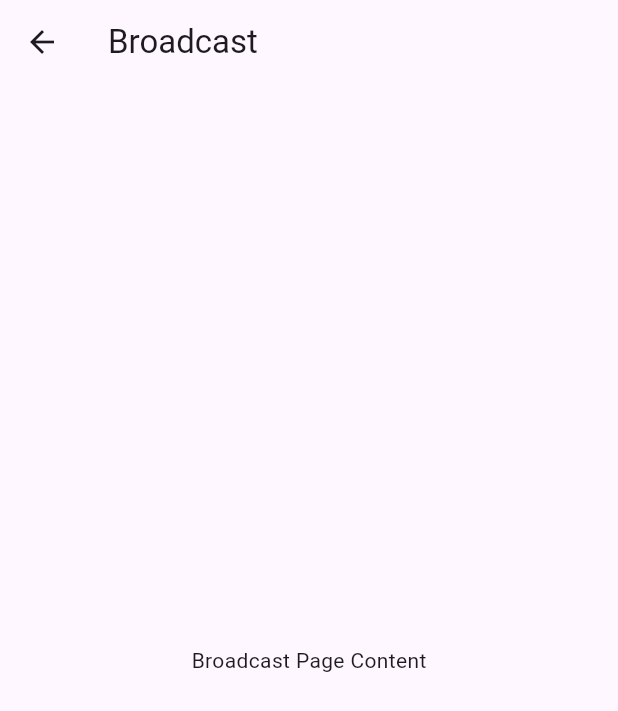
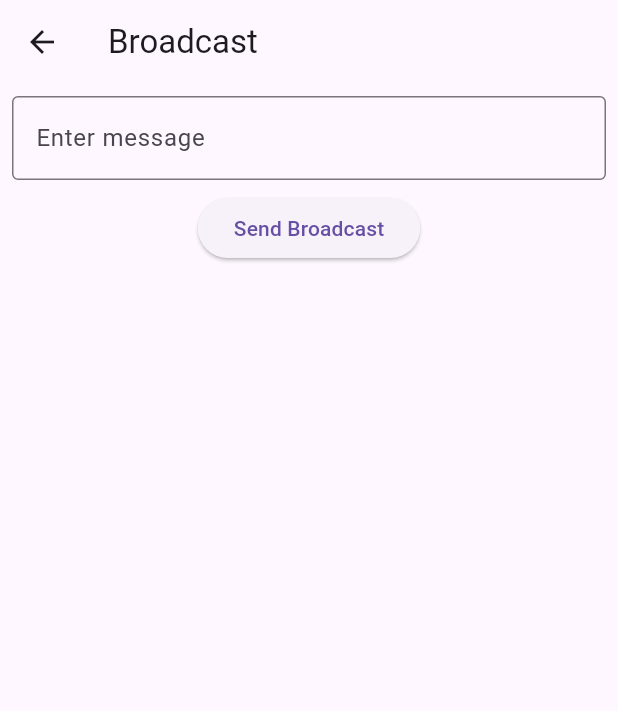
Before and after one commit to NafisRayan/FlutterWorks, a Flutter app: the screen it shows after launch, in the side drawer, after a tap on "Broadcast", on a phone screen of 412 x 824 dp. Shown: the top 711 px of the screen. Run offline on Flutter 3.47's test engine with Material 3 defaults, Android fonts, the phone set to English and light mode, and no system bars; our stand-ins replace battery, cached_network_image, pinch_zoom, video_player; missing offline and left inert: flutter_broadcasts; network calls fail.

Commit message:
all in all

```diff
--- a/hot_player/lib/main.dart
+++ b/hot_player/lib/main.dart
@@ -1,11 +1,12 @@
 import 'package:flutter/material.dart';
 import 'package:cached_network_image/cached_network_image.dart'; // Import the package
 
-import 'pages/broadcast_page.dart';
-import 'pages/battery_percentage_page.dart';
-import 'pages/image_page.dart';
-import 'pages/audio_page.dart';
-import 'pages/video_page.dart';
+import 'package:hot_player/pages/broadcast_page.dart';
+import 'package:hot_player/pages/battery_percentage_page.dart';
+import 'package:hot_player/pages/image_page.dart';
+import 'package:hot_player/pages/audio_page.dart';
+import 'package:hot_player/pages/video_page.dart';
+import 'package:hot_player/pages/display_page.dart';
 
 void main() {
   runApp(const MainApp());
@@ -39,7 +40,7 @@ class HomePage extends StatelessWidget {
               ),
               child: CachedNetworkImage(
                 imageUrl:
-                    'https://i.pinimg.com/originals/f6/d7/17/f6d717e74150053faa708fbea77c39f5.jpg',
+                    'https://th.bing.com/th/id/R.51c4fcd0829ded28d70354ed1574e2d9?rik=QPk4Me48%2fJ35AQ&pid=ImgRaw&r=0',
                 fit: BoxFit.cover,
                 placeholder: (context, url) => CircularProgressIndicator(),
                 errorWidget: (context, url, error) => Icon(Icons.error),
--- a/hot_player/lib/pages/broadcast_page.dart
+++ b/hot_player/lib/pages/broadcast_page.dart
@@ -1,16 +1,118 @@
 // lib/pages/broadcast_page.dart
 
 import 'package:flutter/material.dart';
+import 'package:flutter_broadcasts/flutter_broadcasts.dart'; // Ensure this package is added to your pubspec.yaml
+import 'package:hot_player/pages/display_page.dart'; // Make sure to import DisplayPage
 
-class BroadcastPage extends StatelessWidget {
+class BroadcastPage extends StatefulWidget {
+  @override
+  _BroadcastPageState createState() => _BroadcastPageState();
+}
+
+class _BroadcastPageState extends State<BroadcastPage> {
+  final TextEditingController _messageController = TextEditingController();
+  BroadcastReceiver receiver = BroadcastReceiver(
+    names: <String>[
+      "your.package.name.broadcast_action", // Replace with your actual action name
+    ],
+  );
+
+  @override
+  void initState() {
+    super.initState();
+    receiver.start();
+    receiver.messages.listen((message) {
+      setState(() {
+        // Handle received messages here
+        print(message);
+        _showReceivedMessage(message);
+      });
+    });
+  }
+
+  @override
+  void dispose() {
+    receiver.stop();
+    super.dispose();
+  }
+
+  void _sendBroadcast(String messageToSend) {
+    // Example of sending a broadcast with the message
+    // In practice, you would use the broadcast package's functionality here
+    // For now, we're just navigating to the next page with the message
+    Navigator.push(
+      context,
+      MaterialPageRoute(
+        builder: (context) => DisplayPage(message: messageToSend),
+      ),
+    );
+  }
+
+  void _showReceivedMessage(BroadcastMessage message) {
+    // Show the received message in a dialog
+    showDialog(
+      context: context,
+      builder: (context) {
+        return AlertDialog(
+          title: Text('Received Broadcast Message'),
+          content: Text(message.name),
+          actions: [
+            TextButton(
+              onPressed: () {
+                Navigator.of(context).pop();
+              },
+              child: Text('OK'),
+            ),
+          ],
+        );
+      },
+    );
+  }
+
   @override
   Widget build(BuildContext context) {
     return Scaffold(
       appBar: AppBar(
         title: Text('Broadcast'),
       ),
-      body: Center(
-        child: Text('Broadcast Page Content'),
+      body: Column(
+        children: [
+          Padding(
+            padding: const EdgeInsets.all(8.0),
+            child: TextField(
+              controller: _messageController,
+              decoration: InputDecoration(
+                labelText: 'Enter message',
+                border: OutlineInputBorder(),
+              ),
+            ),
+          ),
+          ElevatedButton(
+            child: Text('Send Broadcast'),
+            onPressed: () {
+              // Retrieve the message from the TextField or another source
+              String messageToSend = _messageController.text;
+              _sendBroadcast(messageToSend);
+            },
+          ),
+          Expanded(
+            child: StreamBuilder<BroadcastMessage>(
+              initialData: null,
+              stream: receiver.messages,
+              builder: (context, snapshot) {
+                switch (snapshot.connectionState) {
+                  case ConnectionState.active:
+                    return Text(snapshot.data?.name ?? '');
+                  case ConnectionState.none:
+                  case ConnectionState.done:
+                  case ConnectionState.waiting:
+                  default:
+                    return SizedBox.shrink(); // Show nothing if no data
+                }
+              },
+            ),
+          ),
+        ],
       ),
     );
   }
--- /dev/null
+++ b/hot_player/lib/pages/display_page.dart
@@ -0,0 +1,22 @@
+// lib/pages/display_page.dart
+
+import 'package:flutter/material.dart';
+import 'package:hot_player/pages/broadcast_page.dart';
+
+class DisplayPage extends StatelessWidget {
+  final String message;
+
+  const DisplayPage({Key? key, required this.message}) : super(key: key);
+
+  @override
+  Widget build(BuildContext context) {
+    return Scaffold(
+      appBar: AppBar(
+        title: Text('Display Page'),
+      ),
+      body: Center(
+        child: Text('Received Message: $message'),
+      ),
+    );
+  }
+}
--- a/hot_player/lib/pages/image_page.dart
+++ b/hot_player/lib/pages/image_page.dart
@@ -10,7 +10,9 @@ class ImagePage extends StatelessWidget {
       appBar: AppBar(
         title: Text('Image'),
       ),
-      body: Column(
+      body: SingleChildScrollView(
+        // Wrap Column with SingleChildScrollView
+        child: Column(
           children: [
             Center(
               child: Text('Image Page Content'),
@@ -28,6 +30,7 @@ class ImagePage extends StatelessWidget {
             ),
           ],
         ),
+      ),
     );
   }
 }
--- a/hot_player/pubspec.yaml
+++ b/hot_player/pubspec.yaml
@@ -11,6 +11,10 @@ dependencies:
     sdk: flutter
   cached_network_image: any
   pinch_zoom: ^2.0.0
+  flutter_batteries: any
+  battery: any
+  flutter_broadcasts: any
+  video_player: any
 
 dev_dependencies:
   flutter_test:
```
Also changed, not shown: hot_player/lib/pages/battery_percentage_page.dart (+29 -3 lines), hot_player/lib/pages/video_page.dart (+34 -2 lines), hot_player/pubspec.lock, 1 other file. Lines whose indentation alone changed are shown as unchanged.
